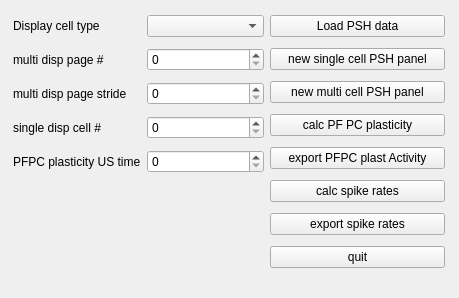
wenkeli/Cerebellum_simulation, file SimDataAnalysis/includes/mainw.ui: the form before one commit.
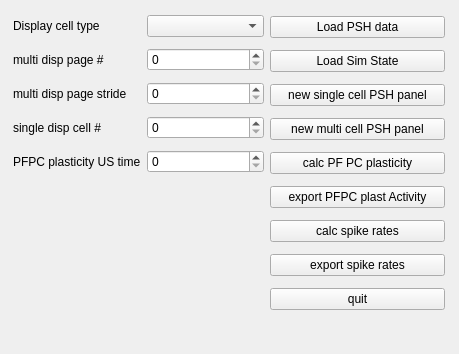
The form after the commit.

What changed in the file:
```diff
--- a/SimDataAnalysis/includes/mainw.ui
+++ b/SimDataAnalysis/includes/mainw.ui
@@ -7,7 +7,7 @@
     <x>0</x>
     <y>0</y>
     <width>459</width>
-    <height>298</height>
+    <height>354</height>
    </rect>
   </property>
   <property name="windowTitle">
@@ -20,7 +20,7 @@
       <x>270</x>
       <y>10</y>
       <width>175</width>
-      <height>271</height>
+      <height>311</height>
      </rect>
     </property>
     <layout class="QVBoxLayout" name="verticalLayout">
@@ -31,6 +31,13 @@
        </property>
       </widget>
      </item>
+     <item>
+      <widget class="QPushButton" name="loadSimButton">
+       <property name="text">
+        <string>Load Sim State</string>
+       </property>
+      </widget>
+     </item>
      <item>
       <widget class="QPushButton" name="singleCellNPButton">
        <property name="text">
```
Left out of the diff: 40 changed lines with no effect on the pictures.
